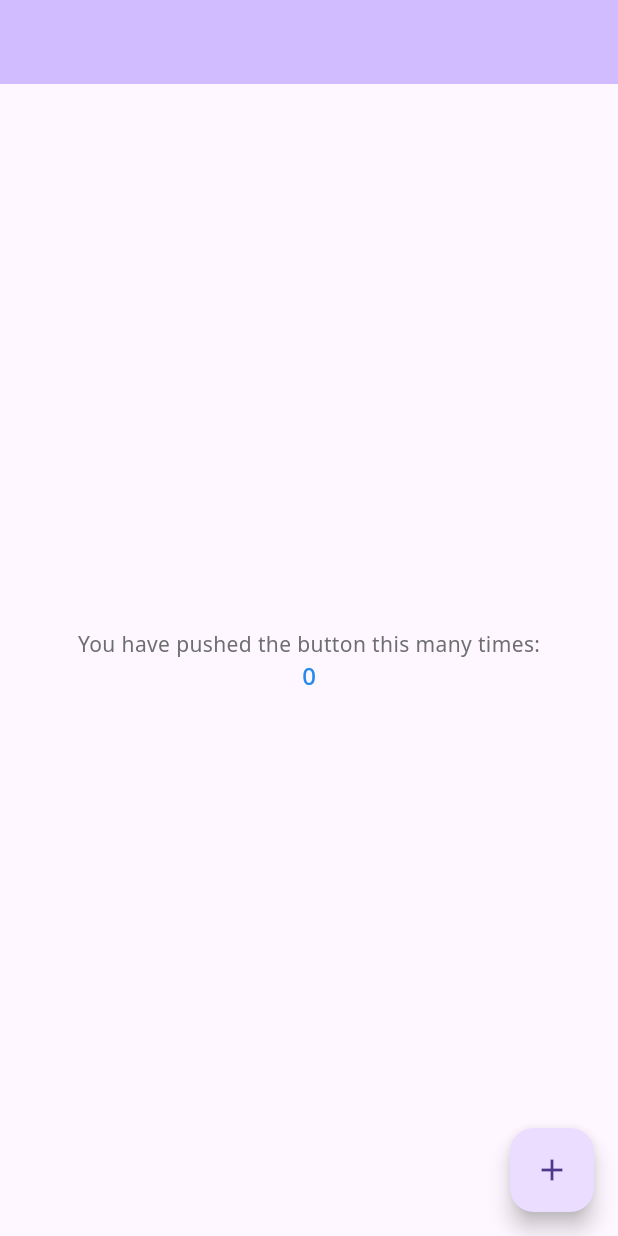
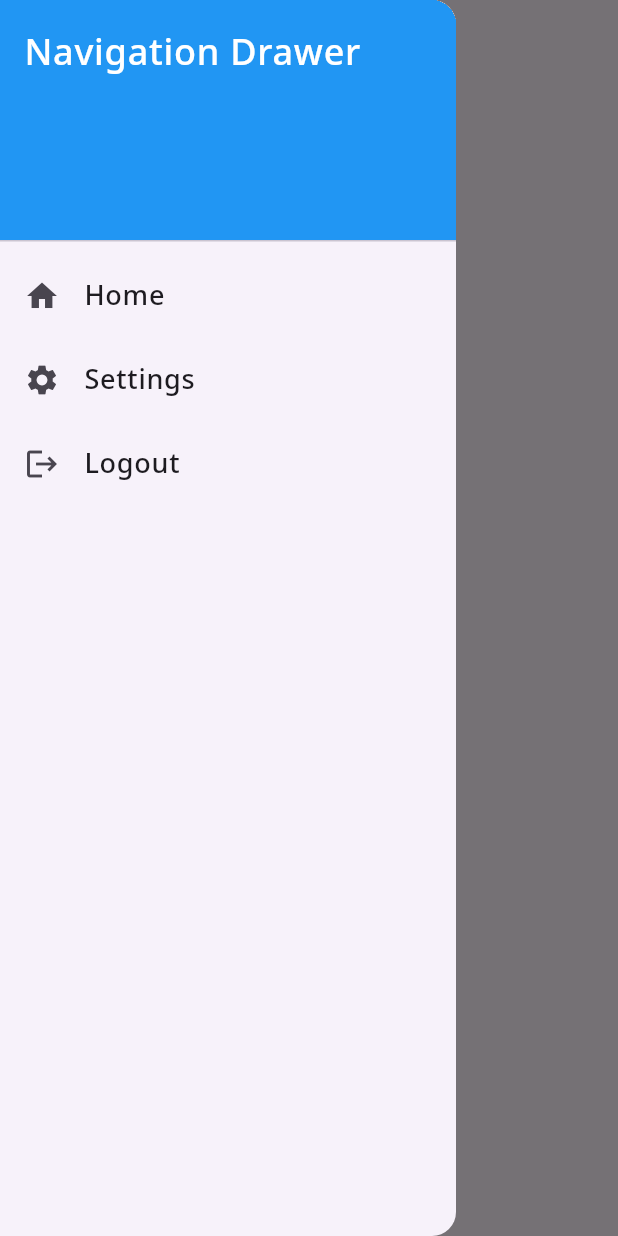
Before and after one commit to feelme38/feelmeweb, a Flutter app: the MyHomePage screen opened by its route, with the side drawer open (before the commit the screen has no drawer), on a phone screen of 412 x 824 dp. Run offline on Flutter 3.47's test engine with Material 3 defaults, Android fonts, the phone set to English and light mode, and no system bars; our stand-ins replace connectivity_plus, dio, easy_localization, flutter_svg, get_it, go_router and 4 more; missing offline and left inert: analyzer, build, source_gen; accounts and stored records are empty; generated files the repository leaves out were written again.

Commit message:
add correct navigation between screens

```diff
--- a/lib/presentation/navigation/route_names.dart
+++ b/lib/presentation/navigation/route_names.dart
@@ -1,4 +1,6 @@
 class RouteName {
   RouteName._();
+  static const slash = '/';
   static const auth = 'auth';
+  static const home = 'home';
 }
--- a/lib/ui/authorization/auth_page.dart
+++ b/lib/ui/authorization/auth_page.dart
@@ -1,16 +1,15 @@
-import 'package:feelmeweb/presentation/modals/bottom_modals.dart';
-import 'package:feelmeweb/presentation/modals/dialogs.dart';
+import 'package:feelmeweb/core/enum/auth_result.dart';
+import 'package:feelmeweb/ui/root/root_page.dart';
 import 'package:flutter/cupertino.dart';
 import 'package:flutter/material.dart';
 import 'package:flutter_svg/flutter_svg.dart';
+import 'package:go_router/go_router.dart';
 import 'package:google_fonts/google_fonts.dart';
 import 'package:provider/provider.dart';
-import 'package:feelmeweb/core/enum/auth_result.dart';
 import 'package:feelmeweb/presentation/buttons/base_text_button.dart';
 import 'package:feelmeweb/presentation/theme/theme_colors.dart';
 import 'package:feelmeweb/presentation/widgets/base_text_field.dart';
 import 'package:feelmeweb/provider/network/log_writer_interceptor.dart';
-
 import '../../presentation/base_screen/base_screen.dart';
 import '../../presentation/theme/dimen.dart';
 import '../../presentation/theme/drawables.dart';
@@ -27,6 +26,7 @@ class AuthPage extends StatelessWidget {
     final viewModel = context.read<AuthViewModel>();
     var consumableVm = context.watch<AuthViewModel>();
     return BaseScreen<AuthViewModel>(
+        needBackButton: false,
         needAppBar: false,
         child: Container(
             decoration: const BoxDecoration(color: AppColor.background),
@@ -101,8 +101,8 @@ class AuthPage extends StatelessWidget {
                                     buttonText: "Войти",
                                     onTap: () async {
                                       var result = await viewModel.authenticate();
-                                      if (result == AuthResult.success) {
-                                        BottomModals.showModal(const Text("data"));
+                                      if(result == AuthResult.success) {
+                                        context.pushReplacement("/home");
                                       }
                                     },
                                     weight: FontWeight.w500,
--- a/lib/ui/authorization/auth_view_model.dart
+++ b/lib/ui/authorization/auth_view_model.dart
@@ -1,3 +1,7 @@
+import 'package:feelmeweb/presentation/navigation/route_generation.dart';
+import 'package:feelmeweb/provider/di/di_provider.dart';
+import 'package:feelmeweb/ui/home/root_home.dart';
+import 'package:feelmeweb/ui/root/root_page.dart';
 import 'package:flutter/cupertino.dart';
 import 'package:flutter/foundation.dart';
 import 'package:feelmeweb/core/enum/auth_result.dart';
--- /dev/null
+++ b/lib/ui/home/root_home.dart
@@ -0,0 +1,62 @@
+import 'package:flutter/material.dart';
+import 'package:go_router/go_router.dart';
+
+class MyHomePage extends StatelessWidget {
+
+  const MyHomePage({super.key});
+
+  @override
+  Widget build(BuildContext context) {
+    return Scaffold(
+      appBar: AppBar(
+        title: const Text('Home Screen')
+      ),
+      drawer: Drawer(
+        child: ListView(
+          padding: EdgeInsets.zero,
+          children: <Widget>[
+            const DrawerHeader(
+              decoration: BoxDecoration(
+                color: Colors.blue,
+              ),
+              child: Text(
+                'Navigation Drawer',
+                style: TextStyle(
+                  color: Colors.white,
+                  fontSize: 24,
+                ),
+              ),
+            ),
+            ListTile(
+              leading: const Icon(Icons.home),
+              title: const Text('Home'),
+              onTap: () {
+                //context.go('/home'); // Переход на Home
+                Navigator.pop(context); // Закрытие drawer
+              },
+            ),
+            ListTile(
+              leading: const Icon(Icons.settings),
+              title: const Text('Settings'),
+              onTap: () {
+                //context.go('/settings'); // Переход на Settings
+                Navigator.pop(context); // Закрытие drawer
+              },
+            ),
+            ListTile(
+              leading: const Icon(Icons.logout),
+              title: const Text('Logout'),
+              onTap: () {
+               // context.go('/logout'); // Переход на Logout
+                Navigator.pop(context); // Закрытие drawer
+              },
+            ),
+          ],
+        ),
+      ),
+      body: const Center(
+        child: Text('Main content goes here'),
+      ),
+    );
+  }
+}
```
Also changed, not shown: lib/main.dart (+4 -46 lines), lib/presentation/navigation/route_generation.dart (+30 -4 lines), lib/provider/network/auth_preferences.dart (+0 -7 lines), lib/ui/root/root_page.dart (added, +22 -0 lines), 1 other file. Lines whose indentation alone changed are shown as unchanged.
